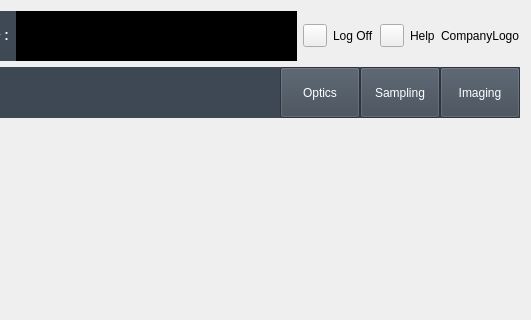
EddyXieFalcon/ColorAnalyst, file UIModular/MainWindow/MainWindowUI.ui: the form before one commit; both pictures show x 444 to 975 and y 0 to 320 of the 975 by 844 pixel window.
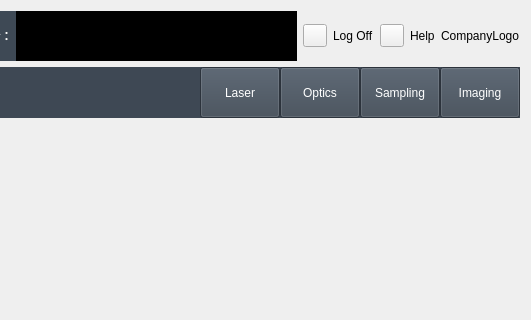
The form after the commit.

The edit to the form file:
```diff
--- a/UIModular/MainWindow/MainWindowUI.ui
+++ b/UIModular/MainWindow/MainWindowUI.ui
@@ -719,6 +719,137 @@
          </property>
         </spacer>
        </item>
+       <item>
+        <widget class="QPushButton" name="pushButton_Laser">
+         <property name="sizePolicy">
+          <sizepolicy hsizetype="Minimum" vsizetype="Expanding">
+           <horstretch>0</horstretch>
+           <verstretch>0</verstretch>
+          </sizepolicy>
+         </property>
+         <property name="palette">
+          <palette>
+           <active>
+            <colorrole role="Button">
+             <brush brushstyle="SolidPattern">
+              <color alpha="255">
+               <red>62</red>
+               <green>72</green>
+               <blue>84</blue>
+              </color>
+             </brush>
+            </colorrole>
+            <colorrole role="ButtonText">
+             <brush brushstyle="SolidPattern">
+              <color alpha="255">
+               <red>255</red>
+               <green>255</green>
+               <blue>255</blue>
+              </color>
+             </brush>
+            </colorrole>
+            <colorrole role="Base">
+             <brush brushstyle="SolidPattern">
+              <color alpha="255">
+               <red>62</red>
+               <green>72</green>
+               <blue>84</blue>
+              </color>
+             </brush>
+            </colorrole>
+            <colorrole role="Window">
+             <brush brushstyle="SolidPattern">
+              <color alpha="255">
+               <red>62</red>
+               <green>72</green>
+               <blue>84</blue>
+              </color>
+             </brush>
+            </colorrole>
+           </active>
+           <inactive>
+            <colorrole role="Button">
+             <brush brushstyle="SolidPattern">
+              <color alpha="255">
+               <red>62</red>
+               <green>72</green>
+               <blue>84</blue>
+              </color>
+             </brush>
+            </colorrole>
+            <colorrole role="ButtonText">
+             <brush brushstyle="SolidPattern">
+              <color alpha="255">
+               <red>255</red>
+               <green>255</green>
+               <blue>255</blue>
+              </color>
+             </brush>
+            </colorrole>
+            <colorrole role="Base">
+             <brush brushstyle="SolidPattern">
+              <color alpha="255">
+               <red>62</red>
+               <green>72</green>
+               <blue>84</blue>
+              </color>
+             </brush>
+            </colorrole>
+            <colorrole role="Window">
+             <brush brushstyle="SolidPattern">
+              <color alpha="255">
+               <red>62</red>
+               <green>72</green>
+               <blue>84</blue>
+              </color>
+             </brush>
+            </colorrole>
+           </inactive>
+           <disabled>
+            <colorrole role="Button">
+             <brush brushstyle="SolidPattern">
+              <color alpha="255">
+               <red>62</red>
+               <green>72</green>
+               <blue>84</blue>
+              </color>
+             </brush>
+            </colorrole>
+            <colorrole role="ButtonText">
+             <brush brushstyle="SolidPattern">
+              <color alpha="255">
+               <red>120</red>
+               <green>120</green>
+               <blue>120</blue>
+              </color>
+             </brush>
+            </colorrole>
+            <colorrole role="Base">
+             <brush brushstyle="SolidPattern">
+              <color alpha="255">
+               <red>62</red>
+               <green>72</green>
+               <blue>84</blue>
+              </color>
+             </brush>
+            </colorrole>
+            <colorrole role="Window">
+             <brush brushstyle="SolidPattern">
+              <color alpha="255">
+               <red>62</red>
+               <green>72</green>
+               <blue>84</blue>
+              </color>
+             </brush>
+            </colorrole>
+           </disabled>
+          </palette>
+         </property>
+         <property name="text">
+          <string>Laser</string>
+         </property>
+        </widget>
+       </item>
        <item>
         <widget class="QPushButton" name="pushButton_Optics">
          <property name="sizePolicy">
```
